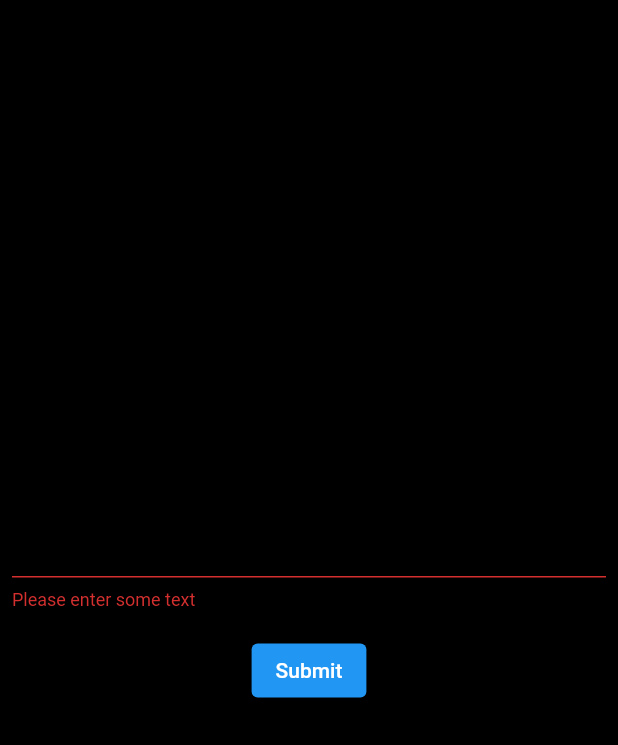
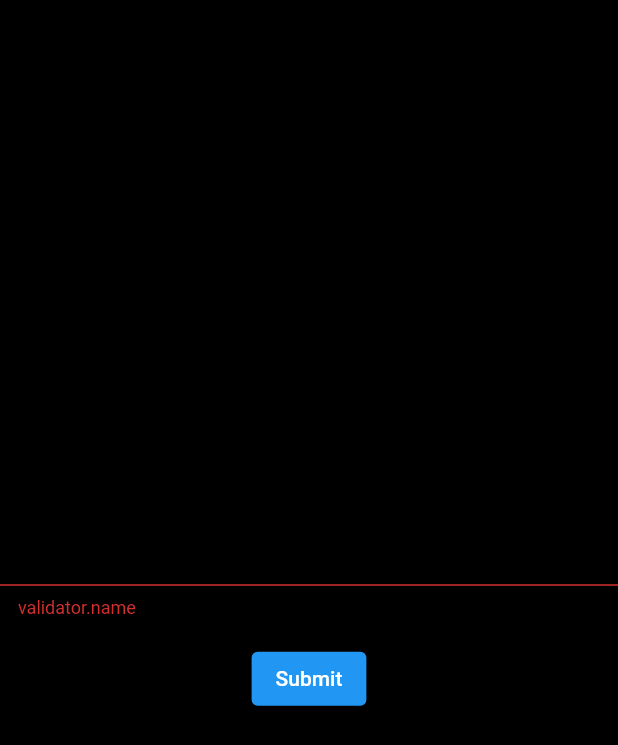
Before and after one commit to sukie2/flutter-smash-it-fantasy-league, a Flutter app: the screen it shows after launch, after a tap on "Submit", on a phone screen of 412 x 824 dp. Shown: the top 745 px of the screen. Run offline on Flutter 3.47's test engine with Material 2 defaults, Android fonts, the phone set to English and light mode, and no system bars; our stand-ins replace get, google_fonts.

Commit message:
Added signup UI

```diff
--- /dev/null
+++ b/lib/helpers/validator.dart
@@ -0,0 +1,60 @@
+// matching various patterns for kinds of data
+import 'package:get/get.dart';
+
+class Validator {
+  Validator();
+
+  String? email(String? value) {
+    String pattern = r'^[a-zA-Z0-9.]+@[a-zA-Z0-9]+\.[a-zA-Z]+';
+    RegExp regex = RegExp(pattern);
+    if (!regex.hasMatch(value!))
+      return 'validator.email'.tr;
+    else
+      return null;
+  }
+
+  String? password(String? value) {
+    String pattern = r'^.{6,}$';
+    RegExp regex = RegExp(pattern);
+    if (!regex.hasMatch(value!))
+      return 'validator.password'.tr;
+    else
+      return null;
+  }
+
+  String? name(String? value) {
+    String pattern = r"^[a-zA-Z]+(([',. -][a-zA-Z ])?[a-zA-Z]*)*$";
+    RegExp regex = RegExp(pattern);
+    if (!regex.hasMatch(value!))
+      return 'validator.name'.tr;
+    else
+      return null;
+  }
+
+  String? number(String? value) {
+    String pattern = r'^\D?(\d{3})\D?\D?(\d{3})\D?(\d{4})$';
+    RegExp regex = RegExp(pattern);
+    if (!regex.hasMatch(value!))
+      return 'validator.number'.tr;
+    else
+      return null;
+  }
+
+  String? amount(String? value) {
+    String pattern = r'^\d+$';
+    RegExp regex = RegExp(pattern);
+    if (!regex.hasMatch(value!))
+      return 'validator.amount'.tr;
+    else
+      return null;
+  }
+
+  String? notEmpty(String? value) {
+    String pattern = r'^\S+$';
+    RegExp regex = RegExp(pattern);
+    if (!regex.hasMatch(value!))
+      return 'validator.notEmpty'.tr;
+    else
+      return null;
+  }
+}
--- a/lib/ui/auth/sign_up_screen.dart
+++ b/lib/ui/auth/sign_up_screen.dart
@@ -1,13 +1,8 @@
 import 'package:flutter/material.dart';
+import 'package:smash_it/helpers/validator.dart';
+import 'package:smash_it/ui/widgets/form_input_field_with_icon.dart';
 
-class SignUpScreen extends StatefulWidget {
-  const SignUpScreen({Key? key}) : super(key: key);
-
-  @override
-  _SignUpScreenState createState() => _SignUpScreenState();
-}
-
-class _SignUpScreenState extends State<SignUpScreen> {
+class SignUpScreen extends StatelessWidget {
   final _formKey = GlobalKey<FormState>();
 
   @override
@@ -16,29 +11,22 @@ class _SignUpScreenState extends State<SignUpScreen> {
       key: _formKey,
       child: Container(
         color: Colors.black,
-        child: Padding(
-          padding: EdgeInsets.all(8),
         child: Column(
           mainAxisAlignment: MainAxisAlignment.center,
           children: [
-              TextFormField(
-                style: TextStyle(backgroundColor: Colors.white),
-                // The validator receives the text that the user has entered.
-                validator: (value) {
-                  if (value == null || value.isEmpty) {
-                    return 'Please enter some text';
-                  }
-                  return null;
-                },
+            FormInputFieldWithIcon(
+              iconPrefix: Icons.person,
+              labelText: 'nick name',
+              validator: Validator().name,
+              onChanged: (value) => null,
+              onSaved: (value) {},
+              controller: TextEditingController(),
             ),
             Padding(
               padding: const EdgeInsets.symmetric(vertical: 16.0),
               child: ElevatedButton(
                 onPressed: () {
-                    // Validate returns true if the form is valid, or false otherwise.
                   if (_formKey.currentState!.validate()) {
-                      // If the form is valid, display a snackbar. In the real world,
-                      // you'd often call a server or save the information in a database.
                     ScaffoldMessenger.of(context).showSnackBar(
                       const SnackBar(content: Text('Processing Data')),
                     );
@@ -50,7 +38,6 @@ class _SignUpScreenState extends State<SignUpScreen> {
           ],
         ),
       ),
-      ),
     );
   }
 }
--- a/lib/ui/palyer_selection_screen.dart
+++ b/lib/ui/palyer_selection_screen.dart
@@ -1,8 +1,8 @@
 import 'package:flutter/material.dart';
 import 'package:smash_it/models/player.dart';
 import 'package:smash_it/models/player_row_data.dart';
-import 'package:smash_it/widgets/game_info_widget.dart';
-import 'package:smash_it/widgets/player_row.dart';
+import 'package:smash_it/ui/widgets/game_info_widget.dart';
+import 'package:smash_it/ui/widgets/player_row.dart';
 
 class PlayerSelectionScreen extends StatefulWidget {
   const PlayerSelectionScreen({Key? key}) : super(key: key);
--- /dev/null
+++ b/lib/ui/widgets/form_input_field_with_icon.dart
@@ -0,0 +1,45 @@
+import 'package:flutter/material.dart';
+
+class FormInputFieldWithIcon extends StatelessWidget {
+  FormInputFieldWithIcon(
+      {required this.controller,
+      required this.iconPrefix,
+      required this.labelText,
+      required this.validator,
+      this.keyboardType = TextInputType.text,
+      this.obscureText = false,
+      this.minLines = 1,
+      this.maxLines,
+      required this.onChanged,
+      required this.onSaved});
+
+  final TextEditingController controller;
+  final IconData iconPrefix;
+  final String labelText;
+  final String? Function(String?)? validator;
+  final TextInputType keyboardType;
+  final bool obscureText;
+  final int minLines;
+  final int? maxLines;
+  final void Function(String) onChanged;
+  final void Function(String?)? onSaved;
+
+  @override
+  Widget build(BuildContext context) {
+    return TextFormField(
+      decoration: InputDecoration(
+        filled: true,
+        prefixIcon: Icon(iconPrefix),
+        labelText: labelText,
+      ),
+      controller: controller,
+      onSaved: onSaved,
+      onChanged: onChanged,
+      keyboardType: keyboardType,
+      obscureText: obscureText,
+      maxLines: maxLines,
+      minLines: minLines,
+      validator: validator,
+    );
+  }
+}
```
Also changed, not shown: lib/ui/widgets/game_info_widget.dart (renamed from lib/widgets/game_info_widget.dart), lib/ui/widgets/player_row.dart (renamed from lib/widgets/player_row.dart). Lines whose indentation alone changed are shown as unchanged.
